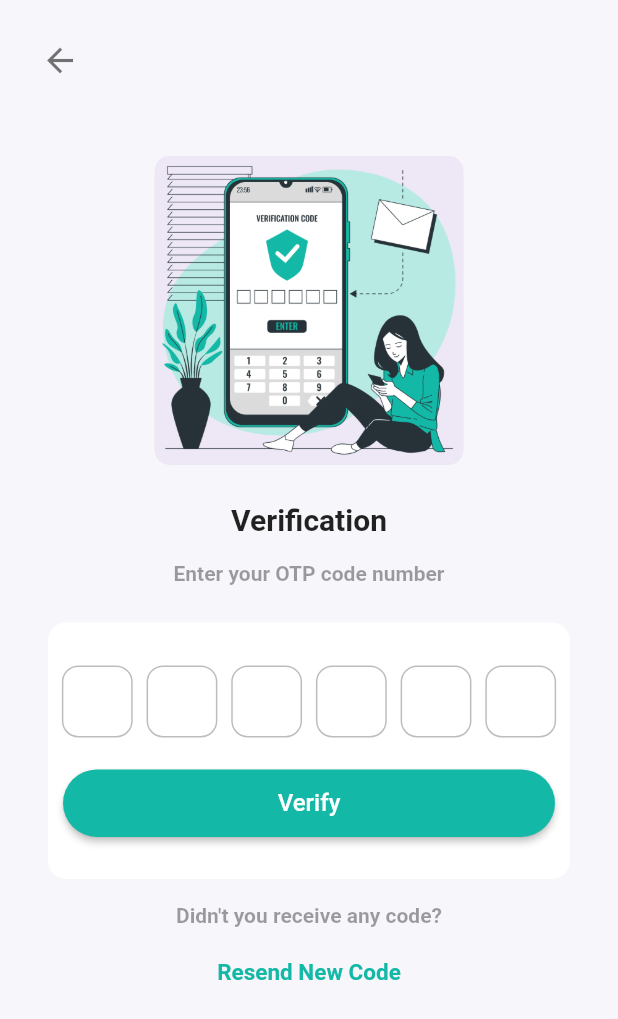
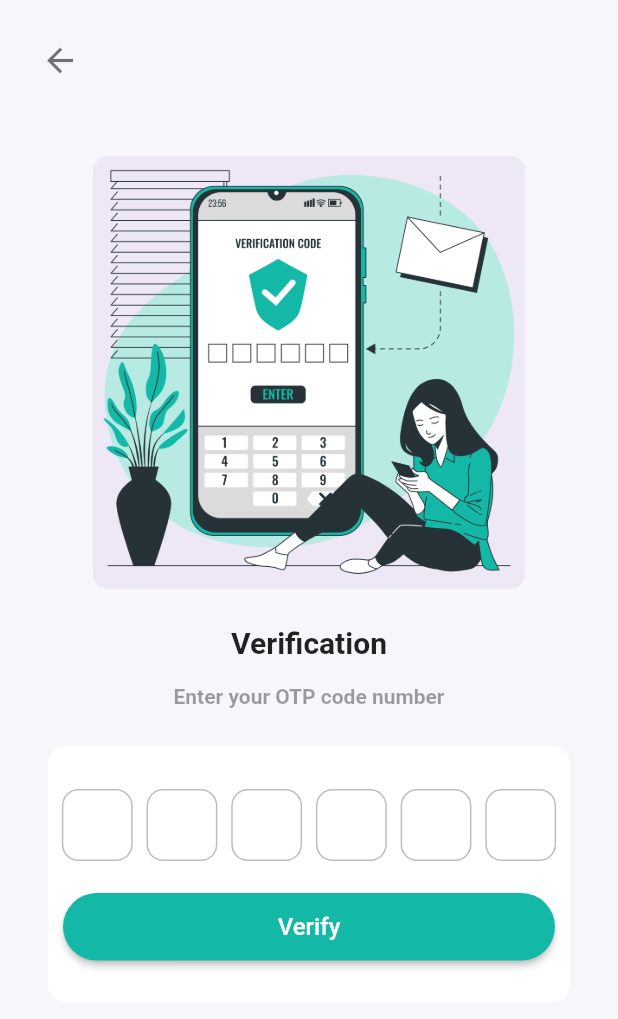
Before and after one commit to fasil721/Firebase_Mobile_Otp_Auth, a Flutter app: the Otp screen opened directly, on a phone screen of 412 x 824 dp. Shown: the top 1019 px of the screen. Run offline on Flutter 3.47's test engine with Material 2 defaults, Android fonts, the light colour scheme and no system bars; drawn by our look-alikes of otp_text_field; our stand-ins replace animate_do, firebase_auth, firebase_core, fluttertoast; accounts and stored records are empty.

Commit message:
unwanted things removed

```diff
--- a/lib/configaration.dart
+++ b/lib/configaration.dart
@@ -6,13 +6,9 @@ import 'package:mobile_otp_verification_firebase/otp_page.dart';
 
 String verificationId = "";
 final auth = FirebaseAuth.instance;
-
-Future delay(BuildContext context) async {
-  await Future.delayed(const Duration(seconds: 3));
-}
-
+bool isLoading = false;
 Future verifyOTP(String otp, BuildContext context) async {
-   await Future.delayed(const Duration(seconds: 2));
+  await Future.delayed(const Duration(seconds: 2));
   final credential = PhoneAuthProvider.credential(
     verificationId: verificationId,
     smsCode: otp,
--- a/lib/otp_page.dart
+++ b/lib/otp_page.dart
@@ -52,7 +52,7 @@ class _OtpState extends State<Otp> {
             child: Column(
               children: [
                 Container(
-                  width: width * 0.5,
+                  width: width * 0.7,
                   decoration: BoxDecoration(
                     color: Colors.deepPurple.shade50,
                     borderRadius: BorderRadius.circular(10),
@@ -165,30 +165,11 @@ class _OtpState extends State<Otp> {
                                   style: TextStyle(fontSize: 16),
                                 ),
                         ),
-                      )
+                      ),
                     ],
                   ),
                 ),
-                SizedBox(height: height * 0.02),
-                const Text(
-                  "Didn't you receive any code?",
-                  style: TextStyle(
-                    fontSize: 14,
-                    fontWeight: FontWeight.bold,
-                    color: Colors.black38,
-                  ),
-                  textAlign: TextAlign.center,
-                ),
-                SizedBox(height: height * 0.025),
-                const Text(
-                  "Resend New Code",
-                  style: TextStyle(
-                    fontSize: 15,
-                    fontWeight: FontWeight.bold,
-                    color: Color(0xff14B8A6),
-                  ),
-                  textAlign: TextAlign.center,
-                ),
+                SizedBox(height: height * 0.05),
               ],
             ),
           ),
--- a/lib/registeration_page.dart
+++ b/lib/registeration_page.dart
@@ -14,7 +14,6 @@ class _RegisterState extends State<Register> {
   final textController = TextEditingController();
   final auth = FirebaseAuth.instance;
   String verificationId = "";
-  bool isLoading = false;
   @override
   void dispose() {
     SystemChannels.textInput.invokeMethod("TextInput.hide");
@@ -138,10 +137,11 @@ class _RegisterState extends State<Register> {
                               onPressed: () async {
                                 final regex = RegExp(r'^.{10}$');
                                 if (regex.hasMatch(textController.text)) {
+                                  SystemChannels.textInput
+                                      .invokeMethod("TextInput.hide");
                                   setState(() {
                                     isLoading = true;
                                   });
-
                                   await verifyPhoneNumber(
                                     textController.text,
                                     context,
```
Also changed, not shown: pubspec.lock.
